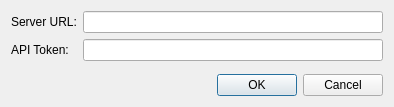
This is inventreesettingsdialog.ui in martonmiklos/qntree as Qt 5 draws it before an edit. The edited form follows.
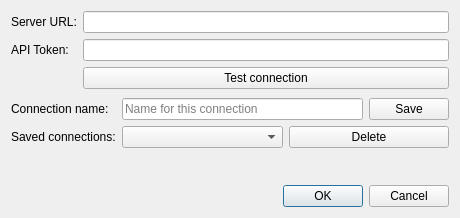
This is the edited form.

Commit message: Add support for saving/loading back different InvenTree connections

```diff
--- a/inventreesettingsdialog.ui
+++ b/inventreesettingsdialog.ui
@@ -6,8 +6,8 @@
    <rect>
     <x>0</x>
     <y>0</y>
-    <width>391</width>
-    <height>107</height>
+    <width>460</width>
+    <height>218</height>
    </rect>
   </property>
   <property name="windowTitle">
@@ -45,10 +45,67 @@
        <property name="echoMode">
         <enum>QLineEdit::EchoMode::Password</enum>
        </property>
+     </widget>
+     </item>
+     <item row="2" column="1">
+      <widget class="QPushButton" name="buttonTestConnection">
+       <property name="text">
+        <string>Test connection</string>
+       </property>
       </widget>
      </item>
     </layout>
    </item>
+   <item>
+    <layout class="QFormLayout" name="profileFormLayout">
+     <item row="0" column="0">
+      <widget class="QLabel" name="labelProfileName">
+       <property name="text">
+        <string>Connection name:</string>
+       </property>
+      </widget>
+     </item>
+     <item row="0" column="1">
+      <layout class="QHBoxLayout" name="profileSaveLayout">
+       <item>
+        <widget class="QLineEdit" name="editProfileName">
+         <property name="placeholderText">
+          <string>Name for this connection</string>
+         </property>
+        </widget>
+       </item>
+       <item>
+        <widget class="QPushButton" name="buttonSaveProfile">
+         <property name="text">
+          <string>Save</string>
+         </property>
+        </widget>
+       </item>
+      </layout>
+     </item>
+     <item row="1" column="0">
+      <widget class="QLabel" name="labelSavedConnections">
+       <property name="text">
+        <string>Saved connections:</string>
+       </property>
+      </widget>
+     </item>
+     <item row="1" column="1">
+      <layout class="QHBoxLayout" name="profileLoadLayout">
+       <item>
+        <widget class="QComboBox" name="comboConnectionProfiles"/>
+       </item>
+       <item>
+        <widget class="QPushButton" name="buttonDeleteProfile">
+         <property name="text">
+          <string>Delete</string>
+         </property>
+        </widget>
+       </item>
+      </layout>
+     </item>
+    </layout>
+   </item>
    <item>
     <widget class="QDialogButtonBox" name="buttonBox">
      <property name="orientation">
```
Left out of the diff: 2 changed lines with no effect on the pictures. The commit also changes 3 other files.
